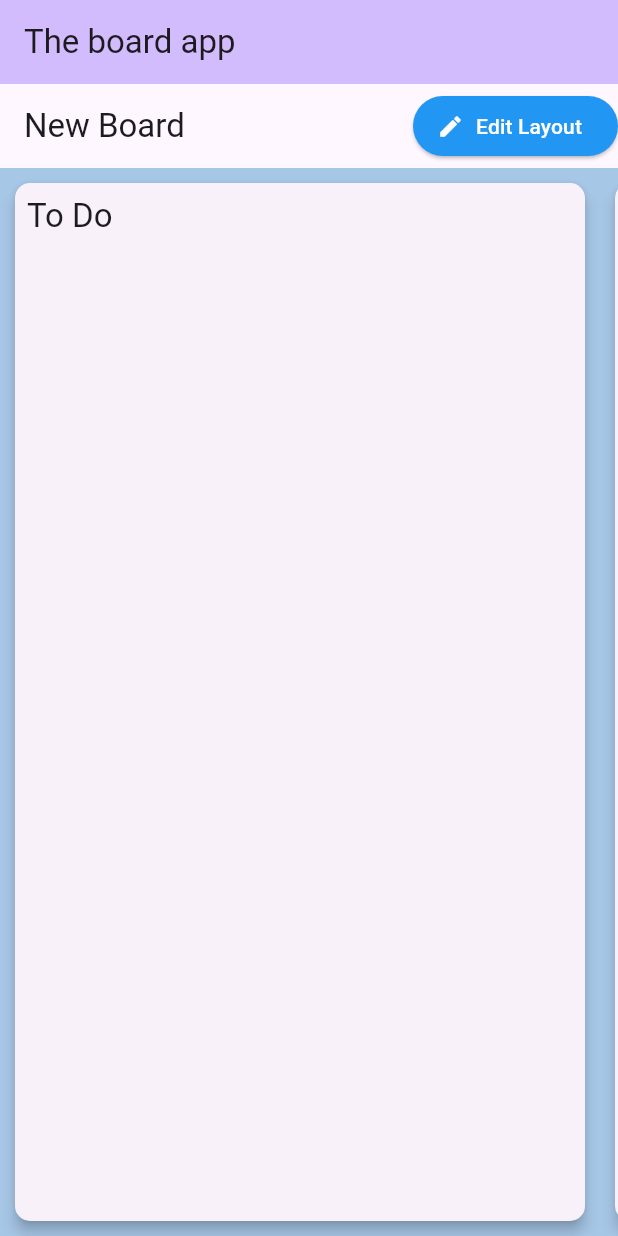
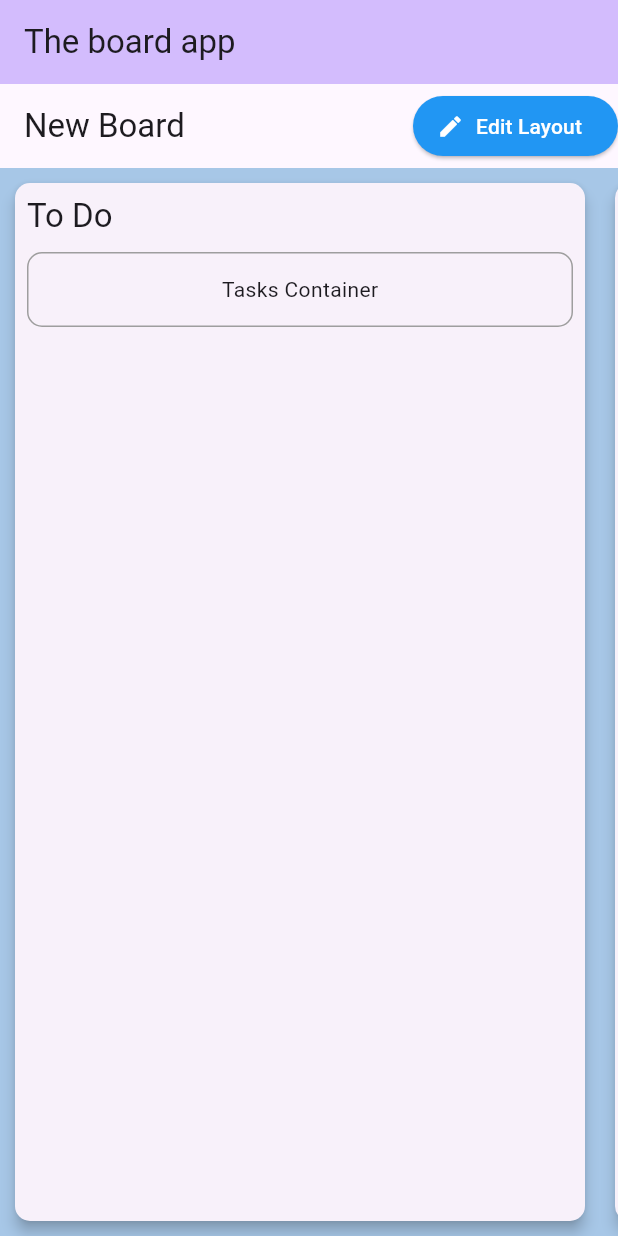
Before and after one commit to adriatech2020/board, a Flutter app: the screen it shows after launch, on a phone screen of 412 x 824 dp. Run offline on Flutter 3.47's test engine with Material 3 defaults, Android fonts, the phone set to English and light mode, and no system bars.

Commit message:
Cards area init implementation

```diff
--- /dev/null
+++ b/lib/models/cards_area_model.dart
@@ -0,0 +1,27 @@
+import 'package:flutter/material.dart';
+
+enum CardsAreaType { tasksContainer, areasContainer }
+
+class CardsAreaModel extends ChangeNotifier {
+  CardsAreaType type;
+  Axis direction;
+  List<CardsAreaModel> childAreas;
+
+  CardsAreaModel({
+    this.type = CardsAreaType.tasksContainer,
+    this.direction = Axis.horizontal,
+    this.childAreas = const [],
+  });
+
+  // Method to switch between tasks container and areas container
+  void toggleType() {
+    if (type == CardsAreaType.tasksContainer) {
+      type = CardsAreaType.areasContainer;
+    } else {
+      type = CardsAreaType.tasksContainer;
+    }
+    notifyListeners(); // Notify listeners to rebuild the widget
+  }
+
+  // Add other methods as needed...
+}
--- a/lib/widgets/board_column.dart
+++ b/lib/widgets/board_column.dart
@@ -1,22 +1,26 @@
+import 'package:board/models/board_column_model.dart';
+import 'package:board/models/cards_area_model.dart';
+import 'package:board/widgets/cards_area.dart';
 import 'package:flutter/material.dart';
-import 'package:board/models/board_column_model.dart';
 
 class BoardColumn extends StatelessWidget {
   final BoardColumnModel model;
-  final List<Widget> cardsContainers;
 
   const BoardColumn({
     super.key,
     required this.model,
-    this.cardsContainers = const [],
   });
 
   @override
   Widget build(BuildContext context) {
-    // Access configuration from the model
     final config = model.configuration;
+    final CardsArea defaultCardsArea = CardsArea(
+      model: CardsAreaModel(), // Initialize with default model
+    );
 
-    return Container(
+    return IntrinsicWidth(
+      stepWidth: config.minWidth,
+      child: Container(
         constraints: BoxConstraints(minWidth: config.minWidth),
         child: Card(
           elevation: config.elevation,
@@ -27,15 +31,22 @@ class BoardColumn extends StatelessWidget {
           child: Padding(
             padding: config.padding,
             child: Column(
-            crossAxisAlignment: CrossAxisAlignment.start,
+              crossAxisAlignment: CrossAxisAlignment.stretch,
               children: <Widget>[
                 Text(
                   config.title,
                   style: Theme.of(context).textTheme.titleLarge,
                 ),
                 const SizedBox(height: 10),
-              ...cardsContainers, // Your existing cards containers
+                ConstrainedBox(
+                  constraints: const BoxConstraints(
+                    minHeight: 50,
+                    maxHeight: double.infinity,
+                  ),
+                  child: defaultCardsArea,
+                ),
               ],
+            ),
           ),
         ),
       ),
--- /dev/null
+++ b/lib/widgets/cards_area.dart
@@ -0,0 +1,45 @@
+import 'package:board/models/cards_area_model.dart';
+import 'package:flutter/material.dart';
+
+class CardsArea extends StatefulWidget {
+  final CardsAreaModel model;
+
+  const CardsArea({super.key, required this.model});
+
+  @override
+  // ignore: library_private_types_in_public_api
+  _CardsAreaState createState() => _CardsAreaState();
+}
+
+class _CardsAreaState extends State<CardsArea> {
+  @override
+  Widget build(BuildContext context) {
+    return Container(
+      decoration: BoxDecoration(
+        border: Border.all(
+          color: Colors.grey, // Color of the border
+          style: BorderStyle.solid, // Dotted style if available
+        ),
+        borderRadius: BorderRadius.circular(10), // Rounded corners
+      ),
+      constraints: const BoxConstraints(minHeight: 50), // Minimum height
+      child: widget.model.type == CardsAreaType.tasksContainer
+          ? _buildTasksContainer()
+          : _buildAreasContainer(),
+    );
+  }
+
+  Widget _buildTasksContainer() {
+    // Placeholder for task cards container
+    return const Center(child: Text('Tasks Container')); // Placeholder content
+  }
+
+  Widget _buildAreasContainer() {
+    return Flex(
+      direction: widget.model.direction,
+      children: widget.model.childAreas
+          .map((childModel) => Expanded(child: CardsArea(model: childModel)))
+          .toList(),
+    );
+  }
+}
```
Lines whose indentation alone changed are shown as unchanged.
